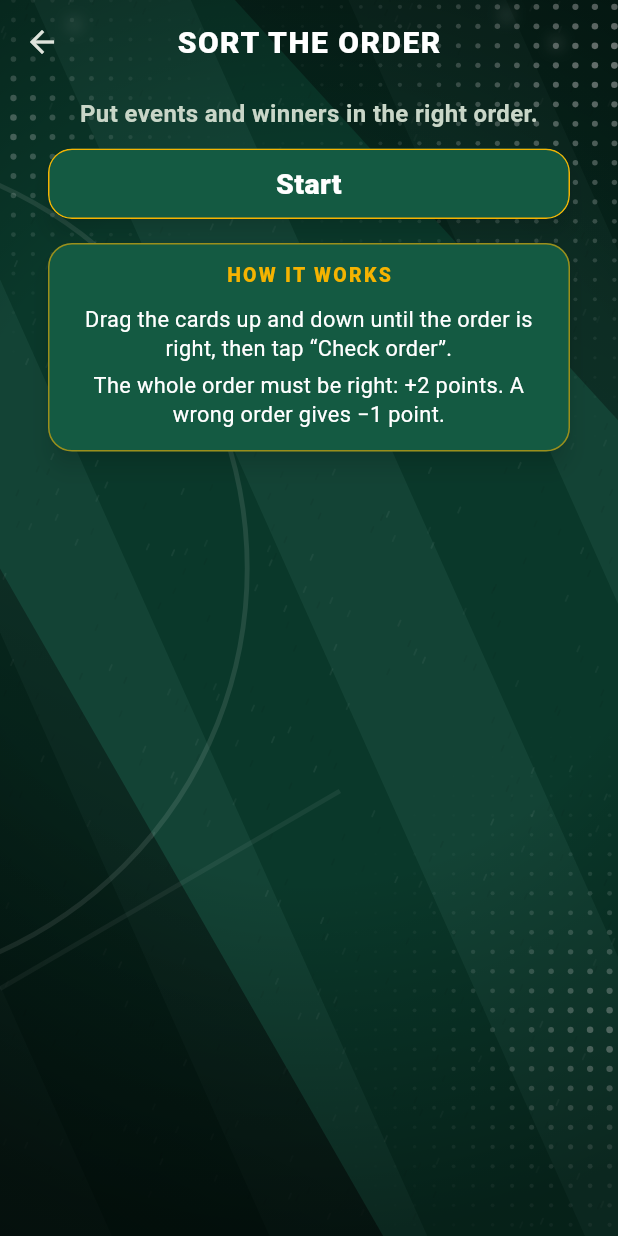
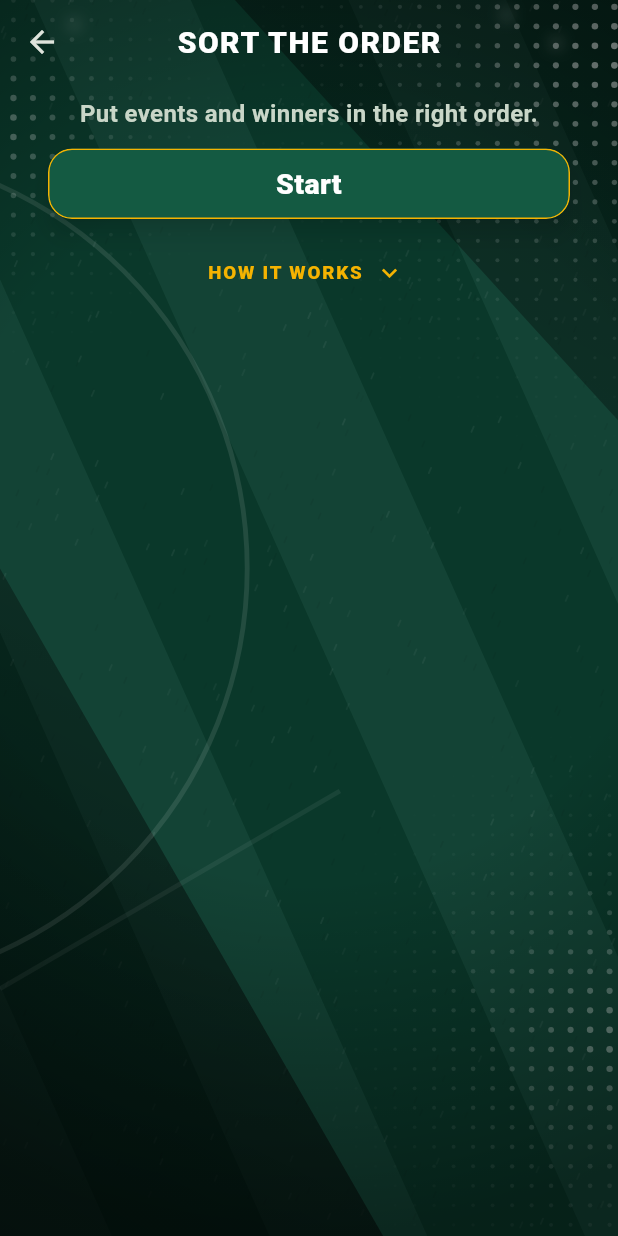
Before and after one commit to Craszus/Ball-Brain, a Flutter app: the ChoiceScreen screen opened directly, on a phone screen of 412 x 824 dp. Run offline on Flutter 3.47's test engine with Material 3 defaults, Android fonts, the phone set to English and light mode, and no system bars; our stand-ins replace audioplayers, firebase_core, firebase_messaging, flutter_map, flutter_riverpod, latlong2 and 4 more; accounts and stored records are empty; project files that could hold a hidden picture were left out.

Commit message:
Bygg 7: sammenfoldede regler og ingen logo etter dagens utfordring
Co-Authored-By: Claude Sonnet 5.5 <noreply@anthropic.com>

```diff
--- a/lib/duel/duel_screen.dart
+++ b/lib/duel/duel_screen.dart
@@ -13,6 +13,7 @@ import '../ui/football.dart';
 import '../ui/gold_button.dart';
 import '../ui/icon_tile.dart';
 import '../ui/theme.dart';
+import '../ui/rules_card.dart';
 import 'duel_api.dart';
 import 'duel_history.dart';
 import 'duel_sync.dart';
@@ -424,21 +425,7 @@ class _DuelScreenState extends ConsumerState<DuelScreen> {
         ),
         const SizedBox(height: 18),
         ..._challengeSection(),
-        Card(
-          child: Padding(
-            padding: const EdgeInsets.all(14),
-            child: Column(crossAxisAlignment: CrossAxisAlignment.start, children: [
-              for (final r in rules)
-                Padding(
-                  padding: const EdgeInsets.symmetric(vertical: 3),
-                  child: Row(crossAxisAlignment: CrossAxisAlignment.start, children: [
-                    const Text('•  ', style: TextStyle(color: AppColors.gold)),
-                    Expanded(child: Text(r, style: const TextStyle(height: 1.3))),
-                  ]),
-                ),
-            ]),
-          ),
-        ),
+        RulesCard(rules: rules),
       ],
     );
   }
--- a/lib/profile_screen.dart
+++ b/lib/profile_screen.dart
@@ -273,7 +273,11 @@ class ResultPanel extends ConsumerStatefulWidget {
     this.dailyNote,
     this.onRanking,
     this.practice = false,
+    this.logo = true,
   });
+
+  /// Ball Brain-merket øverst (utelates på dagens utfordring).
+  final bool logo;
 
   /// Øvingsrunde: ingen XP, nivå eller annonse.
   final bool practice;
@@ -341,8 +345,7 @@ class _ResultPanelState extends ConsumerState<ResultPanel> {
             child: Column(
               mainAxisSize: MainAxisSize.min,
               children: [
-                const BrandMark(width: 80),
-                const SizedBox(height: 10),
+                if (widget.logo) ...const [BrandMark(width: 80), SizedBox(height: 10)],
                 const TrophyBadge(
                     tier: TrophyTier.gold,
                     asset: 'assets/trophies/fulltime.png',
--- a/lib/quiz/rules_quiz_screen.dart
+++ b/lib/quiz/rules_quiz_screen.dart
@@ -45,6 +45,7 @@ class RulesQuizScreen extends ConsumerWidget {
         if (q == null) {
           return ResultPanel(
             practice: practice,
+            logo: selection != dailyChallenge,
             score: state.score,
             note: practice
                 ? 'Øvingsrunder: gir ikke XP eller rangeringspoeng.'
--- a/lib/ui/choice_screen.dart
+++ b/lib/ui/choice_screen.dart
@@ -1,6 +1,7 @@
 import 'package:flutter/material.dart' hide Text;
 
 import 'football.dart';
+import 'rules_card.dart';
 import 'theme.dart';
 import '../l10n/l10n.dart';
 
@@ -26,7 +27,7 @@ class ChoiceScreen extends StatelessWidget {
   final String heading;
   final List<Choice> choices;
 
-  /// Regler og forklaring: vises i en «Slik fungerer det»-boks øverst.
+  /// Regler og forklaring: ligger sammenfoldet under «Slik fungerer det».
   final List<String> rules;
 
   /// Kalles med valgt verdi (null = alt). Åpner selve spillet.
@@ -84,47 +85,9 @@ class ChoiceScreen extends StatelessWidget {
             ),
           // reglene står under valgene, så man slipper å rulle for å starte
           const SizedBox(height: 8),
-          if (rules.isNotEmpty) _RulesCard(rules: rules),
+          if (rules.isNotEmpty) RulesCard(rules: rules),
         ],
       ),
     );
   }
 }
-
-class _RulesCard extends StatelessWidget {
-  const _RulesCard({required this.rules});
-  final List<String> rules;
-
-  @override
-  Widget build(BuildContext context) {
-    return Card(
-      margin: const EdgeInsets.symmetric(vertical: 4),
-      shape: RoundedRectangleBorder(
-        borderRadius: BorderRadius.circular(16),
-        side: BorderSide(color: AppColors.gold.withValues(alpha: 0.6)),
-      ),
-      child: Padding(
-        padding: const EdgeInsets.fromLTRB(16, 12, 16, 12),
-        child: Column(
-          children: [
-            const Text('SLIK FUNGERER DET',
-                style: TextStyle(
-                    color: AppColors.gold,
-                    fontSize: 13,
-                    letterSpacing: 1.5,
-                    fontWeight: FontWeight.w900)),
-            const SizedBox(height: 8),
-            for (final r in rules)
-              Padding(
-                padding: const EdgeInsets.symmetric(vertical: 3),
-                child: Text(r,
-                    textAlign: TextAlign.center,
-                    style: const TextStyle(
-                        color: Colors.white, fontSize: 14.5, height: 1.3)),
-              ),
-          ],
-        ),
-      ),
-    );
-  }
-}
--- /dev/null
+++ b/lib/ui/rules_card.dart
@@ -0,0 +1,65 @@
+import 'package:flutter/material.dart' hide Text;
+
+import '../l10n/l10n.dart';
+import 'theme.dart';
+
+/// «Slik fungerer det»: bare en liten linje til man trykker på den.
+class RulesCard extends StatefulWidget {
+  const RulesCard({super.key, required this.rules});
+  final List<String> rules;
+
+  @override
+  State<RulesCard> createState() => _RulesCardState();
+}
+
+class _RulesCardState extends State<RulesCard> {
+  bool _open = false;
+
+  @override
+  Widget build(BuildContext context) {
+    return Center(
+      child: Column(
+        children: [
+          Semantics(
+            expanded: _open,
+            child: TextButton.icon(
+              onPressed: () => setState(() => _open = !_open),
+              iconAlignment: IconAlignment.end,
+              icon: Icon(_open ? Icons.expand_less : Icons.expand_more,
+                  color: AppColors.gold, size: 20),
+              label: const Text('SLIK FUNGERER DET',
+                  style: TextStyle(
+                      color: AppColors.gold,
+                      fontSize: 12.5,
+                      letterSpacing: 1.2,
+                      fontWeight: FontWeight.w900)),
+            ),
+          ),
+          if (_open)
+            Card(
+              margin: const EdgeInsets.only(top: 4),
+              shape: RoundedRectangleBorder(
+                borderRadius: BorderRadius.circular(16),
+                side: BorderSide(color: AppColors.gold.withValues(alpha: 0.6)),
+              ),
+              child: Padding(
+                padding: const EdgeInsets.fromLTRB(16, 10, 16, 10),
+                child: Column(
+                  children: [
+                    for (final r in widget.rules)
+                      Padding(
+                        padding: const EdgeInsets.symmetric(vertical: 3),
+                        child: Text(r,
+                            textAlign: TextAlign.center,
+                            style: const TextStyle(
+                                color: Colors.white, fontSize: 14.5, height: 1.3)),
+                      ),
+                  ],
+                ),
+              ),
+            ),
+        ],
+      ),
+    );
+  }
+}
--- a/pubspec.yaml
+++ b/pubspec.yaml
@@ -16,7 +16,7 @@ publish_to: 'none' # Remove this line if you wish to publish to pub.dev
 # https://developer.apple.com/library/archive/documentation/General/Reference/InfoPlistKeyReference/Articles/CoreFoundationKeys.html
 # In Windows, build-name is used as the major, minor, and patch parts
 # of the product and file versions while build-number is used as the build suffix.
-version: 1.0.0+6
+version: 1.0.0+7
 
 environment:
   sdk: ^3.13.7
```
Also changed, not shown: 2 other files.
